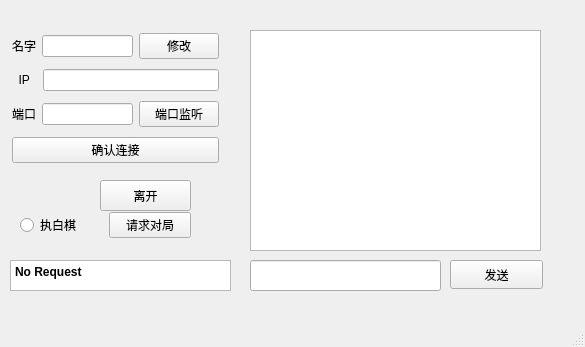
This is NoGowithStart/netwindow.ui in Zhouyutian22/NoGoTeam3 as Qt 5 draws it before an edit. The edited form follows.
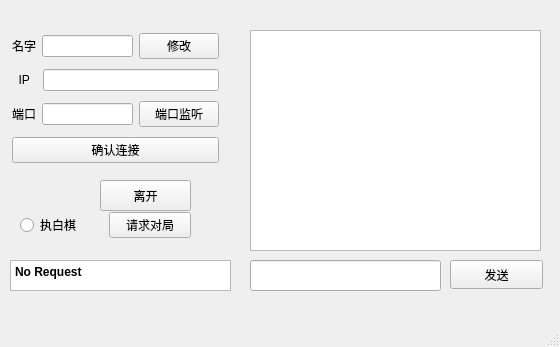
This is the edited form.

```diff
--- a/NoGowithStart/netwindow.ui
+++ b/NoGowithStart/netwindow.ui
@@ -6,7 +6,7 @@
    <rect>
     <x>0</x>
     <y>0</y>
-    <width>585</width>
+    <width>560</width>
     <height>347</height>
    </rect>
   </property>
```
Left out of the diff: 2 changed lines with no effect on the pictures.
